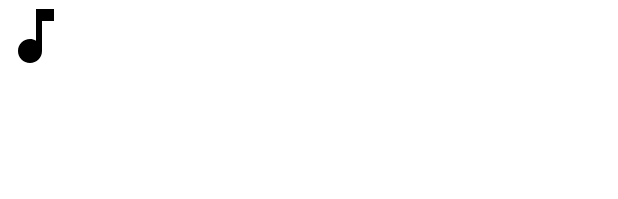
After one commit to Vento32L/Idea-de-Proyecto-Android, an Android app: the layout row_song.xml on its own in the app's theme, with its tools: preview values and no code run, on a phone screen of 412 x 824 dp. The commit adds this screen. Shown: the top 199 px of the screen. Run offline under Robolectric (Android 15) with nearby library versions, the phone set to English and light mode, and no system bars.

Commit message:
cambios en MainActivity y creado row_song.xml

```diff
--- a/app/src/main/java/uan/edu/musicjmdi/MainActivity.kt
+++ b/app/src/main/java/uan/edu/musicjmdi/MainActivity.kt
@@ -107,13 +107,12 @@ class MainActivity : AppCompatActivity() {
 
     fun refreshSong(){
         mp.reset()
-        assets.openFd(cancionActual)
+        val fd = assets.openFd(cancionActual)
         mp.setDataSource(
             fd.fileDescriptor,
             fd.startOffset,
             fd.length
         )
-        fd.close()
         mp.prepare()
         playClicked(controllers[ci.play])
         nombreCancion.text = cancionActual
--- /dev/null
+++ b/app/src/main/res/drawable/ic_baseline_music_note_48.xml
@@ -0,0 +1,5 @@
+<vector android:height="48dp" android:tint="#000000"
+    android:viewportHeight="24" android:viewportWidth="24"
+    android:width="48dp" xmlns:android="http://schemas.android.com/apk/res/android">
+    <path android:fillColor="@android:color/white" android:pathData="M12,3v10.55c-0.59,-0.34 -1.27,-0.55 -2,-0.55 -2.21,0 -4,1.79 -4,4s1.79,4 4,4 4,-1.79 4,-4V7h4V3h-6z"/>
+</vector>
--- /dev/null
+++ b/app/src/main/res/layout/row_song.xml
@@ -0,0 +1,15 @@
+<?xml version="1.0" encoding="utf-8"?>
+<androidx.constraintlayout.widget.ConstraintLayout xmlns:android="http://schemas.android.com/apk/res/android"
+    xmlns:app="http://schemas.android.com/apk/res-auto"
+    xmlns:tools="http://schemas.android.com/tools"
+    android:layout_width="match_parent"
+    android:layout_height="match_parent">
+
+    <ImageView
+        android:id="@+id/imageView"
+        android:layout_width="wrap_content"
+        android:layout_height="wrap_content"
+        app:srcCompat="@drawable/ic_baseline_music_note_48"
+        tools:layout_editor_absoluteX="122dp"
+        tools:layout_editor_absoluteY="124dp" />
+</androidx.constraintlayout.widget.ConstraintLayout>
```
